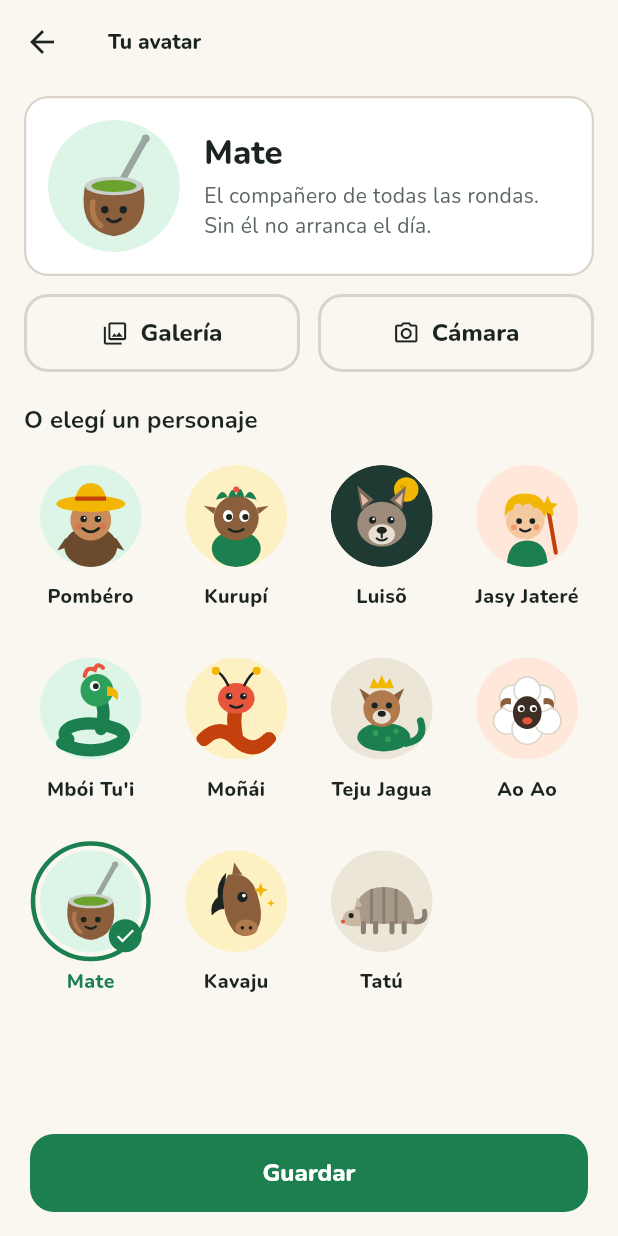
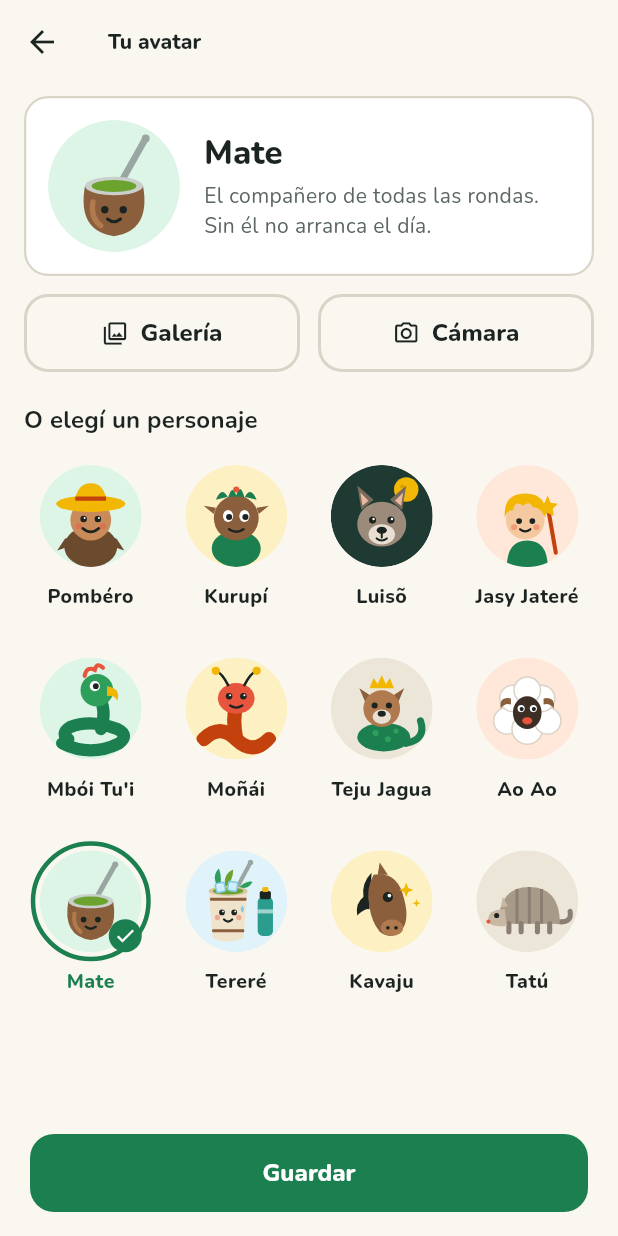
Before and after one commit to dead-prooff/nee_app, a Flutter app: the AvatarEditorScreen screen opened directly, on a phone screen of 412 x 824 dp. Run offline on Flutter 3.47's test engine with Material 3 defaults, Android fonts, the phone set to English and light mode, and no system bars; our stand-ins replace audioplayers, flutter_svg, image_picker, share_plus, shared_preferences; accounts and stored records are empty.

Commit message:
Avatar nuevo: Tereré
Guampa con bombilla, cubitos de hielo y yuyos asomando, con carita y un
termo chiquito al lado, en colores frescos para diferenciarlo del mate.
Va en la grilla justo después del Mate, con su mini ficha.

Co-Authored-By: Claude Opus 5.5 <noreply@anthropic.com>

```diff
--- a/lib/features/profile/avatars.dart
+++ b/lib/features/profile/avatars.dart
@@ -82,6 +82,14 @@ const avatars = [
     isMyth: false,
   ),
   AvatarInfo(
+    id: 'terere',
+    name: 'Tereré',
+    description:
+        'El alma de la ronda. Frío, con yuyos y entre amigos. Patrimonio de '
+        'la Humanidad desde 2020 🧊',
+    isMyth: false,
+  ),
+  AvatarInfo(
     id: 'kavaju',
     name: 'Kavaju',
     description:
```
Also changed, not shown: assets/avatars/terere.svg (added), 1 other file.
